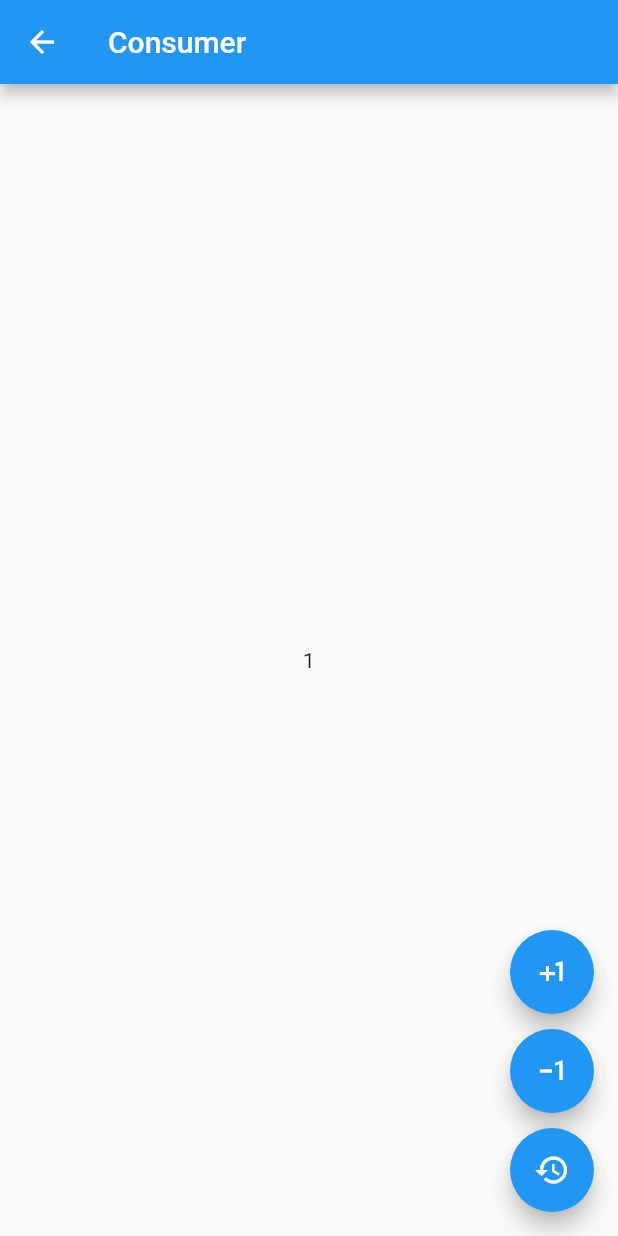
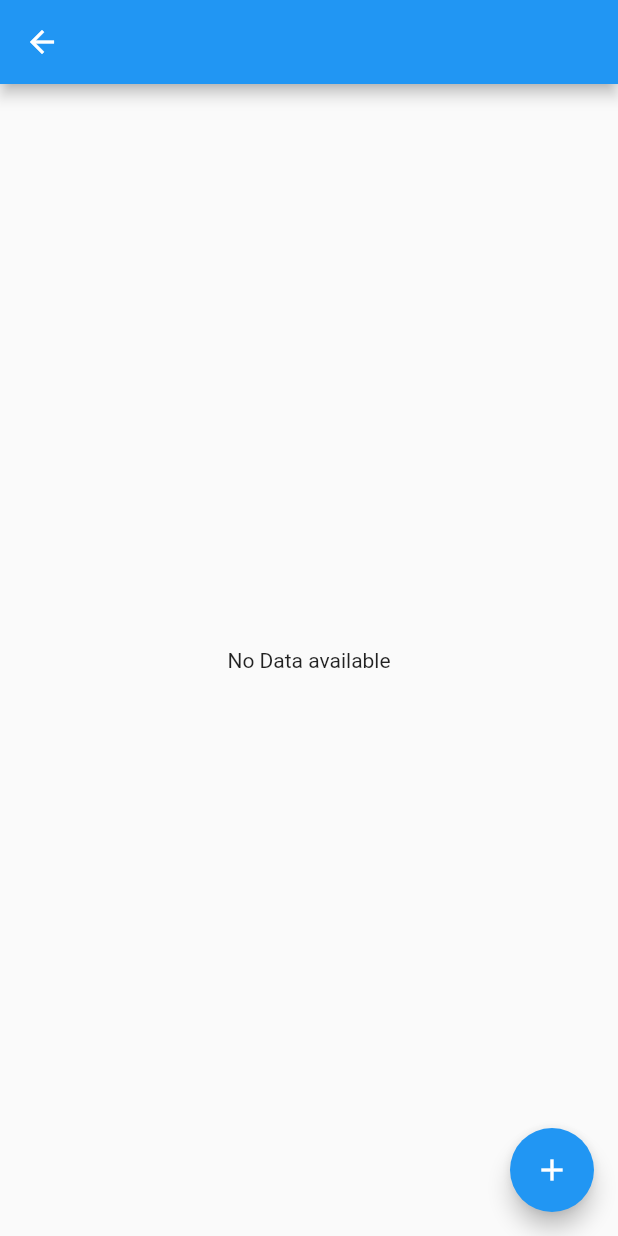
Before and after one commit to anirudhmpai/todo_firebase_provider, a Flutter app: the screen it shows once a user with an empty profile is signed in, after a tap on the "navigate next" icon, on a phone screen of 412 x 824 dp. Run offline on Flutter 3.47's test engine with Material 2 defaults, Android fonts, the phone set to English and light mode, and no system bars; our stand-ins replace connectivity_plus, firebase_auth, firebase_core, firebase_database, google_sign_in; accounts and stored records are empty; network calls fail.

Commit message:
note creation basic

```diff
--- a/lib/main.dart
+++ b/lib/main.dart
@@ -1,11 +1,12 @@
 import 'package:firebase_auth/firebase_auth.dart';
 import 'package:firebase_core/firebase_core.dart';
+import 'package:firebase_database/firebase_database.dart';
 import 'package:flutter/material.dart';
 import 'package:provider/provider.dart';
 import 'package:todo_firebase_provider/firebase_options.dart';
 import 'package:todo_firebase_provider/provider/connectivity.dart';
-import 'package:todo_firebase_provider/provider/counter.dart';
 import 'package:todo_firebase_provider/provider/login.dart';
+import 'package:todo_firebase_provider/provider/todo.dart';
 import 'package:todo_firebase_provider/routes/app_routes.dart';
 import 'package:todo_firebase_provider/screens/home.dart';
 
@@ -16,16 +17,18 @@ GlobalKey<NavigatorState> navigatorKey = GlobalKey<NavigatorState>();
 Future<void> main() async {
   WidgetsFlutterBinding.ensureInitialized();
   await Firebase.initializeApp(options: DefaultFirebaseOptions.currentPlatform);
+  var database = FirebaseDatabase.instance;
+  var auth = FirebaseAuth.instance;
   runApp(MultiProvider(
     providers: [
-      ChangeNotifierProvider(
-        create: (context) => CounterProvider(context, 1),
-      ),
       ChangeNotifierProvider(
         create: (context) => ConnectivityProvider(),
       ),
       ChangeNotifierProvider(
         create: (context) => LoginProvider(),
+      ),
+      ChangeNotifierProvider(
+        create: (context) => TodoProvider(database, auth),
       )
     ],
     child: const MyApp(),
--- a/lib/provider/counter.dart
+++ /dev/null
@@ -1,36 +0,0 @@
-import 'package:flutter/material.dart';
-import 'package:todo_firebase_provider/provider/base.dart';
-
-class CounterProvider extends BaseProvider {
-  int counterValue;
-  BuildContext context;
-
-  CounterProvider(
-    this.context,
-    this.counterValue,
-  ) {
-    initData();
-  }
-
-  void initData() {
-    debugPrint('Initial Value $counterValue');
-  }
-
-  void incrementCounter() {
-    counterValue++;
-    debugPrint('Counter Incremented Value $counterValue');
-    notifyListeners();
-  }
-
-  decrementCounter() {
-    counterValue--;
-    debugPrint('Counter Decremented Value $counterValue');
-    notifyListeners();
-  }
-
-  resetCounter() {
-    counterValue = 0;
-    debugPrint('Counter Reset Value $counterValue');
-    notifyListeners();
-  }
-}
--- /dev/null
+++ b/lib/provider/todo.dart
@@ -0,0 +1,26 @@
+import 'package:firebase_auth/firebase_auth.dart';
+import 'package:firebase_database/firebase_database.dart';
+import 'package:todo_firebase_provider/provider/base.dart';
+
+class TodoProvider extends BaseProvider {
+  final FirebaseDatabase _firebaseDatabase;
+  final FirebaseAuth _auth;
+  late final DatabaseReference ref;
+  late final DatabaseReference todoRef;
+
+  TodoProvider(this._firebaseDatabase, this._auth) {
+    init();
+  }
+
+  void init() {
+    ref = _firebaseDatabase.ref();
+    todoRef = FirebaseDatabase.instance.ref('/todo/${_auth.currentUser!.uid}');
+  }
+
+  Future<void> submitNote() async {
+    await ref.child('/todo/${_auth.currentUser!.uid}').push().set({
+      "todo_name": "name data is shown here",
+      "todo_description": "description data is shows here",
+    });
+  }
+}
--- a/lib/routes/app_routes.dart
+++ b/lib/routes/app_routes.dart
@@ -2,10 +2,10 @@ import 'package:flutter/material.dart';
 import 'package:provider/provider.dart';
 import 'package:todo_firebase_provider/provider/connectivity.dart';
 import 'package:todo_firebase_provider/provider/login.dart';
-import 'package:todo_firebase_provider/screens/consumer.dart';
 import 'package:todo_firebase_provider/screens/home.dart';
 import 'package:todo_firebase_provider/screens/login.dart';
 import 'package:todo_firebase_provider/screens/no_internet.dart';
+import 'package:todo_firebase_provider/screens/todo.dart';
 
 class AppRoutes {
   Route<dynamic> onGenerateRoute(RouteSettings routeSettings) {
@@ -23,8 +23,8 @@ class AppRoutes {
                 return const HomeScreen();
               case Paths.login:
                 return const LoginScreen();
-              case Paths.consumer:
-                return const ConsumerScreen();
+              case Paths.todo:
+                return const TodoScreen();
               case Paths.noInternet:
                 return const NoInternetScreen();
               default:
@@ -46,6 +46,6 @@ abstract class Paths {
   static const initial = '/';
   static const home = '/home';
   static const login = '/login';
-  static const consumer = '/consumer';
+  static const todo = '/todo';
   static const noInternet = '/no-internet';
 }
--- a/lib/screens/consumer.dart
+++ /dev/null
@@ -1,56 +0,0 @@
-import 'package:flutter/material.dart';
-import 'package:provider/provider.dart';
-import 'package:todo_firebase_provider/provider/counter.dart';
-
-class ConsumerScreen extends StatelessWidget {
-  const ConsumerScreen({super.key});
-
-  @override
-  Widget build(BuildContext context) {
-    return Scaffold(
-      appBar: AppBar(
-        title: const Text('Consumer'),
-        // actions: [
-        //   IconButton(
-        //     onPressed: () {
-        //       Navigator.of(context).pushNamed('/consumer');
-        //     },
-        //     icon: const Icon(Icons.navigate_next),
-        //   ),
-        // ],
-      ),
-      body: Consumer<CounterProvider>(
-        builder: (context, counter, child) {
-          return Center(
-            child: Text(counter.counterValue.toString()),
-          );
-        },
-      ),
-      floatingActionButton: Column(
-        mainAxisAlignment: MainAxisAlignment.end,
-        children: [
-          FloatingActionButton(
-              heroTag: 'consumer +1',
-              onPressed: () =>
-                  Provider.of<CounterProvider>(context, listen: false)
-                      .incrementCounter(),
-              child: const Icon(Icons.plus_one)),
-          const SizedBox(height: 10),
-          FloatingActionButton(
-              heroTag: 'consumer -1',
-              onPressed: () =>
-                  Provider.of<CounterProvider>(context, listen: false)
-                      .decrementCounter(),
-              child: const Icon(Icons.exposure_minus_1)),
-          const SizedBox(height: 10),
-          FloatingActionButton(
-              heroTag: 'consumer 0',
-              onPressed: () =>
-                  Provider.of<CounterProvider>(context, listen: false)
-                      .resetCounter(),
-              child: const Icon(Icons.restore)),
-        ],
-      ),
-    );
-  }
-}
--- a/lib/screens/home.dart
+++ b/lib/screens/home.dart
@@ -1,16 +1,15 @@
 import 'package:firebase_auth/firebase_auth.dart';
 import 'package:flutter/material.dart';
 import 'package:google_sign_in/google_sign_in.dart';
-import 'package:provider/provider.dart';
-import 'package:todo_firebase_provider/provider/counter.dart';
-import 'package:todo_firebase_provider/routes/routes.dart';
+
+import '../routes/app_routes.dart';
+import '../routes/navigation.dart';
 
 class HomeScreen extends StatelessWidget {
   const HomeScreen({super.key});
 
   @override
   Widget build(BuildContext context) {
-    int result = Provider.of<CounterProvider>(context).counterValue;
     return Scaffold(
       appBar: AppBar(
         leading: TextButton(
@@ -30,38 +29,18 @@ class HomeScreen extends StatelessWidget {
         centerTitle: true,
         actions: [
           IconButton(
-            onPressed: () => toPushNamed(context, Paths.consumer),
+            onPressed: () => toPushNamed(context, Paths.todo),
             icon: const Icon(Icons.navigate_next),
           ),
         ],
       ),
-      body: Center(child: Text(result.toString())),
-      floatingActionButton: Column(
-        mainAxisAlignment: MainAxisAlignment.end,
-        children: [
-          FloatingActionButton(
-              heroTag: 'provider +1',
-              onPressed: () =>
-                  Provider.of<CounterProvider>(context, listen: false)
-                      .incrementCounter(),
-              child: const Icon(Icons.plus_one)),
-          const SizedBox(height: 10),
-          FloatingActionButton(
-              heroTag: 'provider -1',
-              onPressed: () =>
-                  Provider.of<CounterProvider>(context, listen: false)
-                      .decrementCounter(),
-              child: const Icon(Icons.exposure_minus_1)),
-          const SizedBox(height: 10),
-          FloatingActionButton(
-              heroTag: 'provider 0',
-              onPressed: () {
-                Provider.of<CounterProvider>(context, listen: false)
-                    .resetCounter();
-              },
-              child: const Icon(Icons.restore)),
-        ],
-      ),
+      body: const Center(child: Text('TODO')),
+      // floatingActionButton: FloatingActionButton(
+      //   onPressed: () {
+      //     addNotePopup(context);
+      //   },
+      //   child: const Icon(Icons.add),
+      // ),
     );
   }
 }
--- /dev/null
+++ b/lib/screens/todo.dart
@@ -0,0 +1,126 @@
+import 'dart:convert';
+
+import 'package:firebase_database/firebase_database.dart';
+import 'package:flutter/material.dart';
+import 'package:provider/provider.dart';
+import 'package:todo_firebase_provider/provider/todo.dart';
+
+class TodoScreen extends StatelessWidget {
+  const TodoScreen({super.key});
+
+  @override
+  Widget build(BuildContext context) {
+    return SafeArea(
+        child: Scaffold(
+      appBar: AppBar(),
+      body: Center(
+        child: Consumer<TodoProvider>(builder: (context, provider, child) {
+          return StreamBuilder<DatabaseEvent>(
+            stream: provider.todoRef.onValue,
+            builder: (context, snapshot) {
+              if (snapshot.connectionState == ConnectionState.waiting) {
+                return const CircularProgressIndicator();
+              } else if (snapshot.connectionState == ConnectionState.active) {
+                if (snapshot.hasData && snapshot.data!.snapshot.exists) {
+                  return showData(snapshot);
+                } else {
+                  return const Text('No Data available');
+                }
+              } else {
+                return const Text('Error loading data');
+              }
+            },
+          );
+        }),
+      ),
+      floatingActionButton: FloatingActionButton(
+        onPressed: () {
+          addNotePopup(context);
+        },
+        child: const Icon(Icons.add),
+      ),
+    ));
+  }
+
+  Widget showData(AsyncSnapshot<DatabaseEvent> snapshot) {
+    debugPrint(snapshot.data!.snapshot.children.first.toString());
+    // snapshot.data!.snapshot.children.first.value["todo_name"];
+    var listItems = snapshot.data!.snapshot.children.toList();
+    return ListView.builder(
+      itemBuilder: (context, index) {
+        var listItem = listItems[index].value;
+        var data = jsonDecode(jsonEncode(listItem!));
+        return ListTile(
+          title: Text(data['todo_name']),
+          trailing: Text(data['todo_description']),
+        );
+      },
+      itemCount: listItems.length,
+    );
+  }
+
+  Future<dynamic> addNotePopup(BuildContext context) {
+    return showDialog(
+      context: context,
+      // barrierDismissible: true,
+      // useRootNavigator: true,
+      builder: (context) => Center(
+        child: Container(
+          height: 300,
+          width: 500,
+          margin: const EdgeInsets.all(25),
+          padding: const EdgeInsets.all(25),
+          decoration: BoxDecoration(
+            color: Colors.white,
+            borderRadius: BorderRadius.circular(25),
+          ),
+          child: Material(
+            borderRadius: BorderRadius.circular(25),
+            color: Colors.white,
+            child: Consumer<TodoProvider>(builder: (context, provider, child) {
+              return Column(
+                crossAxisAlignment: CrossAxisAlignment.start,
+                children: [
+                  const Center(
+                    child: Text(
+                      'Add Note',
+                      style: TextStyle(fontSize: 20),
+                    ),
+                  ),
+                  TextFormField(
+                    decoration: const InputDecoration(hintText: 'Enter Name'),
+                  ),
+                  TextFormField(
+                    decoration:
+                        const InputDecoration(hintText: 'Enter Description'),
+                  ),
+                  TextButton(
+                      onPressed: () => datePickerPopup(context),
+                      child: Text(DateTime.now().toString())),
+                  const Spacer(),
+                  Center(
+                    child: ElevatedButton(
+                        onPressed: () {
+                          provider.submitNote();
+                          Navigator.of(context).pop();
+                        },
+                        child: const Text('Save Note')),
+                  )
+                ],
+              );
+            }),
+          ),
+        ),
+      ),
+    );
+  }
+
+  Future<DateTime?> datePickerPopup(BuildContext context) {
+    return showDatePicker(
+      context: context,
+      initialDate: DateTime.now(),
+      firstDate: DateTime(2020),
+      lastDate: DateTime(2050),
+    );
+  }
+}
--- a/pubspec.yaml
+++ b/pubspec.yaml
@@ -39,6 +39,7 @@ dependencies:
   firebase_core: ^2.8.0
   firebase_auth: ^4.3.0
   google_sign_in: "^6.0.2"
+  firebase_database: ^10.0.16
 
 dev_dependencies:
   flutter_test:
```
Also changed, not shown: lib/firebase_options.dart, pubspec.lock, 4 other files.
